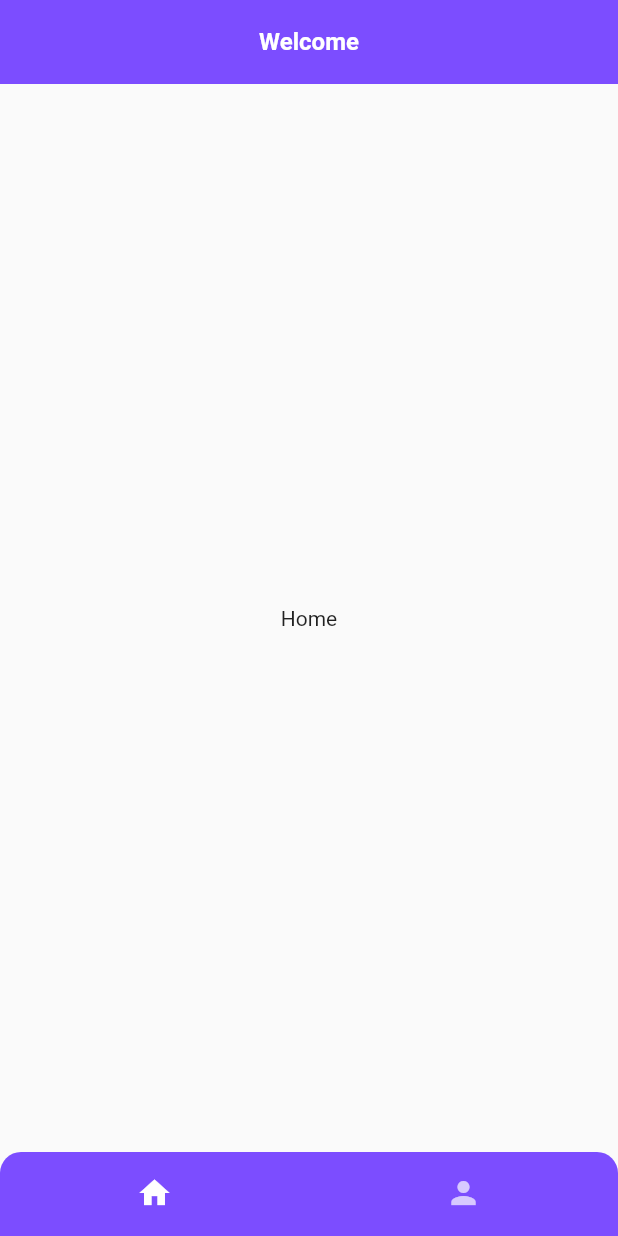
After one commit to SatyamAK/Panik-Musik, a Flutter app: the screen it shows after launch, on a phone screen of 412 x 824 dp. The commit adds this screen. Run offline on Flutter 3.47's test engine with Material 2 defaults, Android fonts, the light colour scheme and no system bars.

Commit message:
bottomnavbar

```diff
--- /dev/null
+++ b/lib/bottomnavbar.dart
@@ -0,0 +1,52 @@
+import 'dart:io';
+
+import 'package:flutter/material.dart';
+import 'package:panik_musik/screens/home/homescreen.dart';
+import 'package:panik_musik/screens/profile/profilepage.dart';
+
+class BottomNavBar extends StatefulWidget {
+  @override
+  _BottomNavBarState createState() => _BottomNavBarState();
+}
+
+class _BottomNavBarState extends State<BottomNavBar> with TickerProviderStateMixin {
+  TabController _tabController;
+  @override
+  void initState(){
+    _tabController = TabController(length: 2, vsync: this);
+    super.initState();
+  }
+  @override
+  Widget build(BuildContext context) {
+    return WillPopScope(
+      onWillPop: ()=>exit(0),
+      child: Scaffold(
+        appBar: AppBar(
+          title:Text('Welcome')
+        ),
+        bottomNavigationBar: Container(
+          height: 56,
+          decoration: BoxDecoration(
+            color: Theme.of(context).primaryColor,
+            borderRadius: BorderRadius.only(topRight: Radius.circular(14), topLeft: Radius.circular(14)),
+          ),
+          child: TabBar(
+            controller: _tabController,
+            indicatorColor: Colors.transparent,
+            tabs: [
+              Icon(Icons.home),
+              Icon(Icons.person)
+            ],
+          ),
+        ),
+        body: TabBarView(
+          controller: _tabController,
+          children: [
+            HomePage(),
+            ProfilePage()
+          ]
+        ),
+      ),
+    );
+  }
+}
--- a/lib/constants/theme.dart
+++ b/lib/constants/theme.dart
@@ -2,7 +2,7 @@ import 'package:flutter/material.dart';
 
 ThemeData lightTheme(){
   return ThemeData(
-    primaryColor: Colors.deepPurple[400],
+    primaryColor: Colors.deepPurpleAccent,
     accentColor: Colors.deepPurpleAccent,
     appBarTheme: AppBarTheme(
       centerTitle: true,
@@ -49,7 +49,8 @@ ThemeData lightTheme(){
       elevation:12,
       shape:RoundedRectangleBorder(
         borderRadius: BorderRadius.circular(12)
-      )
-    )
+      ),
+      shadowColor: Colors.deepPurpleAccent
+    ),
   );
 }
--- a/lib/main.dart
+++ b/lib/main.dart
@@ -1,4 +1,5 @@
 import 'package:flutter/material.dart';
+import 'package:panik_musik/bottomnavbar.dart';
 import 'package:panik_musik/constants/theme.dart';
 import 'package:panik_musik/screens/login/loginscreen.dart';
 
@@ -20,6 +21,6 @@ class MyApp extends StatelessWidget {
 class Wrapper extends StatelessWidget {
   @override
   Widget build(BuildContext context) {
-    return LoginScreen();
+    return BottomNavBar();
   }
 }
--- /dev/null
+++ b/lib/screens/home/homescreen.dart
@@ -0,0 +1,10 @@
+import 'package:flutter/material.dart';
+
+class HomePage extends StatelessWidget {
+  @override
+  Widget build(BuildContext context) {
+    return Center(
+      child: Text('Home')
+    );
+  }
+}
--- /dev/null
+++ b/lib/screens/profile/profilepage.dart
@@ -0,0 +1,10 @@
+import 'package:flutter/material.dart';
+
+class ProfilePage extends StatelessWidget {
+  @override
+  Widget build(BuildContext context) {
+    return Center(
+      child: Text('My Profile'),
+    );
+  }
+}
```
